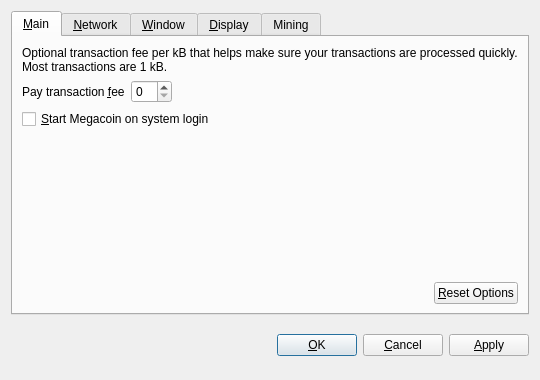
LIMXTEC/Megacoin, file src/qt/forms/optionsdialog.ui: the form before one commit.
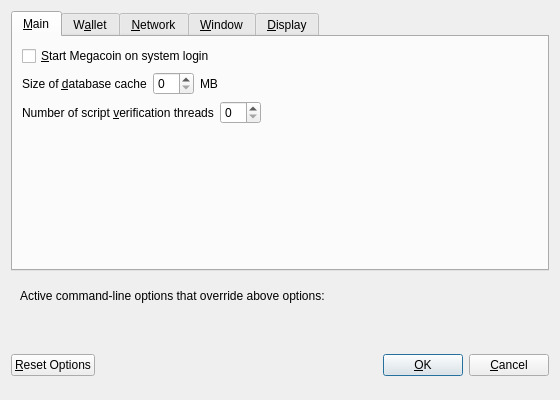
The form after the commit. Custom widgets are drawn as their Qt base class.

Patch:
```diff
--- a/src/qt/forms/optionsdialog.ui
+++ b/src/qt/forms/optionsdialog.ui
@@ -6,8 +6,8 @@
    <rect>
     <x>0</x>
     <y>0</y>
-    <width>540</width>
-    <height>380</height>
+    <width>560</width>
+    <height>400</height>
    </rect>
   </property>
   <property name="windowTitle">
@@ -19,9 +19,6 @@
   <layout class="QVBoxLayout" name="verticalLayout">
    <item>
     <widget class="QTabWidget" name="tabWidget">
-     <property name="tabPosition">
-      <enum>QTabWidget::North</enum>
-     </property>
      <property name="currentIndex">
       <number>0</number>
      </property>
@@ -31,53 +28,7 @@
       </attribute>
       <layout class="QVBoxLayout" name="verticalLayout_Main">
        <item>
-        <widget class="QLabel" name="transactionFeeInfoLabel">
-         <property name="text">
-          <string>Optional transaction fee per kB that helps make sure your transactions are processed quickly. Most transactions are 1 kB.</string>
-         </property>
-         <property name="textFormat">
-          <enum>Qt::PlainText</enum>
-         </property>
-         <property name="wordWrap">
-          <bool>true</bool>
-         </property>
-        </widget>
-       </item>
-       <item>
-        <layout class="QHBoxLayout" name="horizontalLayout_1_Main">
-         <item>
-          <widget class="QLabel" name="transactionFeeLabel">
-           <property name="text">
-            <string>Pay transaction &amp;fee</string>
-           </property>
-           <property name="textFormat">
-            <enum>Qt::PlainText</enum>
-           </property>
-           <property name="buddy">
-            <cstring>transactionFee</cstring>
-           </property>
-          </widget>
-         </item>
-         <item>
-          <widget class="MegacoinAmountField" name="transactionFee"/>
-         </item>
-         <item>
-          <spacer name="horizontalSpacer_1_Main">
-           <property name="orientation">
-            <enum>Qt::Horizontal</enum>
-           </property>
-           <property name="sizeHint" stdset="0">
-            <size>
-             <width>40</width>
-             <height>20</height>
-            </size>
-           </property>
-          </spacer>
-         </item>
-        </layout>
-       </item>
-       <item>
-        <widget class="QCheckBox" name="megacoinAtStartup">
+        <widget class="QCheckBox" name="bitcoinAtStartup">
          <property name="toolTip">
           <string>Automatically start Megacoin after logging in to the system.</string>
          </property>
@@ -86,21 +37,34 @@
          </property>
         </widget>
        </item>
-       <item>
-        <spacer name="verticalSpacer_Main">
-         <property name="orientation">
-          <enum>Qt::Vertical</enum>
-         </property>
-         <property name="sizeHint" stdset="0">
-          <size>
-           <width>20</width>
-           <height>40</height>
-          </size>
-         </property>
-        </spacer>
-       </item>
        <item>
         <layout class="QHBoxLayout" name="horizontalLayout_2_Main">
+         <item>
+          <widget class="QLabel" name="databaseCacheLabel">
+           <property name="text">
+            <string>Size of &amp;database cache</string>
+           </property>
+           <property name="textFormat">
+            <enum>Qt::PlainText</enum>
+           </property>
+           <property name="buddy">
+            <cstring>databaseCache</cstring>
+           </property>
+          </widget>
+         </item>
+         <item>
+          <widget class="QSpinBox" name="databaseCache"/>
+         </item>
+         <item>
+          <widget class="QLabel" name="databaseCacheUnitLabel">
+           <property name="text">
+            <string>MB</string>
+           </property>
+           <property name="textFormat">
+            <enum>Qt::PlainText</enum>
+           </property>
+          </widget>
+         </item>
          <item>
           <spacer name="horizontalSpacer_2_Main">
            <property name="orientation">
@@ -114,20 +78,106 @@
            </property>
           </spacer>
          </item>
+        </layout>
+       </item>
+       <item>
+        <layout class="QHBoxLayout" name="horizontalLayout_3_Main">
          <item>
-          <widget class="QPushButton" name="resetButton">
-           <property name="toolTip">
-            <string>Reset all client options to default.</string>
-           </property>
+          <widget class="QLabel" name="threadsScriptVerifLabel">
            <property name="text">
-            <string>&amp;Reset Options</string>
+            <string>Number of script &amp;verification threads</string>
            </property>
-           <property name="autoDefault">
-            <bool>false</bool>
+           <property name="textFormat">
+            <enum>Qt::PlainText</enum>
            </property>
+           <property name="buddy">
+            <cstring>threadsScriptVerif</cstring>
+           </property>
           </widget>
          </item>
+         <item>
+          <widget class="QSpinBox" name="threadsScriptVerif">
+           <property name="toolTip">
+            <string>(0 = auto, &lt;0 = leave that many cores free)</string>
+           </property>
+          </widget>
+         </item>
+         <item>
+          <spacer name="horizontalSpacer_3_Main">
+           <property name="orientation">
+            <enum>Qt::Horizontal</enum>
+           </property>
+           <property name="sizeHint" stdset="0">
+            <size>
+             <width>40</width>
+             <height>20</height>
+            </size>
+           </property>
+          </spacer>
+         </item>
         </layout>
+       </item>
+       <item>
+        <spacer name="verticalSpacer_Main">
+         <property name="orientation">
+          <enum>Qt::Vertical</enum>
+         </property>
+         <property name="sizeHint" stdset="0">
+          <size>
+           <width>20</width>
+           <height>40</height>
+          </size>
+         </property>
+        </spacer>
+       </item>
+      </layout>
+     </widget>
+     <widget class="QWidget" name="tabWallet">
+      <attribute name="title">
+       <string>W&amp;allet</string>
+      </attribute>
+      <layout class="QVBoxLayout" name="verticalLayout_Wallet">
+       <item>
+        <widget class="QGroupBox" name="groupBox">
+         <property name="title">
+          <string>Expert</string>
+         </property>
+         <layout class="QVBoxLayout" name="verticalLayout_2">
+          <item>
+           <widget class="QCheckBox" name="coinControlFeatures">
+            <property name="toolTip">
+             <string>Whether to show coin control features or not.</string>
+            </property>
+            <property name="text">
+             <string>Enable coin &amp;control features</string>
+            </property>
+           </widget>
+          </item>
+          <item>
+           <widget class="QCheckBox" name="spendZeroConfChange">
+            <property name="toolTip">
+             <string>If you disable the spending of unconfirmed change, the change from a transaction cannot be used until that transaction has at least one confirmation. This also affects how your balance is computed.</string>
+            </property>
+            <property name="text">
+             <string>&amp;Spend unconfirmed change</string>
+            </property>
+           </widget>
+          </item>
+         </layout>
+        </widget>
+       </item>
+       <item>
+        <spacer name="verticalSpacer_Wallet">
+         <property name="orientation">
+          <enum>Qt::Vertical</enum>
+         </property>
+         <property name="sizeHint" stdset="0">
+          <size>
+           <width>20</width>
+           <height>40</height>
+          </size>
+         </property>
+        </spacer>
        </item>
       </layout>
      </widget>
@@ -146,18 +196,28 @@
          </property>
         </widget>
        </item>
+       <item>
+        <widget class="QCheckBox" name="allowIncoming">
+         <property name="toolTip">
+          <string>Accept connections from outside</string>
+         </property>
+         <property name="text">
+          <string>Allow incoming connections</string>
+         </property>
+        </widget>
+       </item>
        <item>
         <widget class="QCheckBox" name="connectSocks">
          <property name="toolTip">
-          <string>Connect to the Megacoin network through a SOCKS proxy (e.g. when connecting through Tor).</string>
+          <string>Connect to the Megacoin network through a SOCKS5 proxy.</string>
          </property>
          <property name="text">
-          <string>&amp;Connect through SOCKS proxy:</string>
+          <string>&amp;Connect through SOCKS5 proxy (default proxy):</string>
          </property>
         </widget>
        </item>
        <item>
-        <layout class="QHBoxLayout" name="horizontalLayout_Network">
+        <layout class="QHBoxLayout" name="horizontalLayout_1_Network">
          <item>
           <widget class="QLabel" name="proxyIpLabel">
            <property name="text">
@@ -173,6 +233,12 @@
          </item>
          <item>
           <widget class="QValidatedLineEdit" name="proxyIp">
+           <property name="minimumSize">
+            <size>
+             <width>140</width>
+             <height>0</height>
+            </size>
+           </property>
            <property name="maximumSize">
             <size>
              <width>140</width>
@@ -180,7 +246,7 @@
             </size>
            </property>
            <property name="toolTip">
-            <string>IP address of the proxy (e.g. 127.0.0.1)</string>
+            <string>IP address of the proxy (e.g. IPv4: 127.0.0.1 / IPv6: ::1)</string>
            </property>
           </widget>
          </item>
@@ -199,6 +265,12 @@
          </item>
          <item>
           <widget class="QLineEdit" name="proxyPort">
+           <property name="minimumSize">
+            <size>
+             <width>55</width>
+             <height>0</height>
+            </size>
+           </property>
            <property name="maximumSize">
             <size>
              <width>55</width>
@@ -211,27 +283,7 @@
           </widget>
          </item>
          <item>
-          <widget class="QLabel" name="socksVersionLabel">
-           <property name="text">
-            <string>SOCKS &amp;Version:</string>
-           </property>
-           <property name="textFormat">
-            <enum>Qt::PlainText</enum>
-           </property>
-           <property name="buddy">
-            <cstring>socksVersion</cstring>
-           </property>
-          </widget>
-         </item>
-         <item>
-          <widget class="QValueComboBox" name="socksVersion">
-           <property name="toolTip">
-            <string>SOCKS version of the proxy (e.g. 5)</string>
-           </property>
-          </widget>
-         </item>
-         <item>
-          <spacer name="horizontalSpacer_Network">
+          <spacer name="horizontalSpacer_1_Network">
            <property name="orientation">
             <enum>Qt::Horizontal</enum>
            </property>
@@ -354,14 +406,28 @@
         </layout>
        </item>
        <item>
-        <widget class="QCheckBox" name="displayAddresses">
-         <property name="toolTip">
-          <string>Whether to show Megacoin addresses in the transaction list or not.</string>
-         </property>
-         <property name="text">
-          <string>&amp;Display addresses in transaction list</string>
-         </property>
-        </widget>
+        <layout class="QHBoxLayout" name="horizontalLayout_3_Display">
+         <item>
+          <widget class="QLabel" name="thirdPartyTxUrlsLabel">
+           <property name="toolTip">
+            <string>Third party URLs (e.g. a block explorer) that appear in the transactions tab as context menu items. %s in the URL is replaced by transaction hash. Multiple URLs are separated by vertical bar |.</string>
+           </property>
+           <property name="text">
+            <string>Third party transaction URLs</string>
+           </property>
+           <property name="buddy">
+            <cstring>thirdPartyTxUrls</cstring>
+           </property>
+          </widget>
+         </item>
+         <item>
+          <widget class="QLineEdit" name="thirdPartyTxUrls">
+           <property name="toolTip">
+            <string>Third party URLs (e.g. a block explorer) that appear in the transactions tab as context menu items. %s in the URL is replaced by transaction hash. Multiple URLs are separated by vertical bar |.</string>
+           </property>
+          </widget>
+         </item>
+        </layout>
        </item>
        <item>
         <spacer name="verticalSpacer_Display">
@@ -378,40 +444,69 @@
        </item>
       </layout>
      </widget>
-     <widget class="QWidget" name="tabMining">
-      <attribute name="title">
-       <string>Mining</string>
-      </attribute>
-      <layout class="QVBoxLayout" name="verticalLayout_Display">
-       <item>
-        <widget class="QCheckBox" name="autoMining">
-         <property name="toolTip">
-          <string/>
-         </property>
-         <property name="text">
-          <string>&amp;Start mining Megacoins on application start</string>
-         </property>
-        </widget>
-       </item>
-       <item>
-        <spacer name="verticalSpacer_Mining">
-         <property name="orientation">
-          <enum>Qt::Vertical</enum>
-         </property>
-         <property name="sizeHint" stdset="0">
-          <size>
-           <width>20</width>
-           <height>40</height>
-          </size>
-         </property>
-        </spacer>
-       </item>
-      </layout>
-     </widget>
+    </widget>
+   </item>
+   <item>
+    <widget class="QFrame" name="frame">
+     <layout class="QVBoxLayout" name="verticalLayout_Bottom">
+      <item>
+       <layout class="QHBoxLayout" name="horizontalLayout_Bottom">
+        <item>
+         <widget class="QLabel" name="overriddenByCommandLineInfoLabel">
+          <property name="text">
+           <string>Active command-line options that override above options:</string>
+          </property>
+          <property name="textFormat">
+           <enum>Qt::PlainText</enum>
+          </property>
+         </widget>
+        </item>
+        <item>
+         <spacer name="horizontalSpacer_Bottom">
+          <property name="orientation">
+           <enum>Qt::Horizontal</enum>
+          </property>
+          <property name="sizeHint" stdset="0">
+           <size>
+            <width>40</width>
+            <height>20</height>
+           </size>
+          </property>
+         </spacer>
+        </item>
+       </layout>
+      </item>
+      <item>
+       <widget class="QLabel" name="overriddenByCommandLineLabel">
+        <property name="text">
+         <string/>
+        </property>
+        <property name="textFormat">
+         <enum>Qt::PlainText</enum>
+        </property>
+        <property name="wordWrap">
+         <bool>true</bool>
+        </property>
+       </widget>
+      </item>
+     </layout>
     </widget>
    </item>
    <item>
     <layout class="QHBoxLayout" name="horizontalLayout_Buttons">
+     <item>
+      <widget class="QPushButton" name="resetButton">
+       <property name="toolTip">
+        <string>Reset all client options to default.</string>
+       </property>
+       <property name="text">
+        <string>&amp;Reset Options</string>
+       </property>
+       <property name="autoDefault">
+        <bool>false</bool>
+       </property>
+      </widget>
+     </item>
      <item>
       <spacer name="horizontalSpacer_1">
        <property name="orientation">
@@ -427,6 +522,12 @@
      </item>
      <item>
       <widget class="QLabel" name="statusLabel">
+       <property name="minimumSize">
+        <size>
+         <width>200</width>
+         <height>0</height>
+        </size>
+       </property>
        <property name="font">
         <font>
          <weight>75</weight>
@@ -462,6 +563,12 @@
        <property name="text">
         <string>&amp;OK</string>
        </property>
+       <property name="autoDefault">
+        <bool>false</bool>
+       </property>
+       <property name="default">
+        <bool>true</bool>
+       </property>
       </widget>
      </item>
      <item>
@@ -474,36 +581,21 @@
        </property>
       </widget>
      </item>
-     <item>
-      <widget class="QPushButton" name="applyButton">
-       <property name="text">
-        <string>&amp;Apply</string>
-       </property>
-       <property name="autoDefault">
-        <bool>false</bool>
-       </property>
-      </widget>
-     </item>
     </layout>
    </item>
   </layout>
  </widget>
  <customwidgets>
-  <customwidget>
-   <class>MegacoinAmountField</class>
-   <extends>QSpinBox</extends>
-   <header>megacoinamountfield.h</header>
-  </customwidget>
-  <customwidget>
-   <class>QValueComboBox</class>
-   <extends>QComboBox</extends>
-   <header>qvaluecombobox.h</header>
-  </customwidget>
   <customwidget>
    <class>QValidatedLineEdit</class>
    <extends>QLineEdit</extends>
    <header>qvalidatedlineedit.h</header>
   </customwidget>
+  <customwidget>
+   <class>QValueComboBox</class>
+   <extends>QComboBox</extends>
+   <header>qvaluecombobox.h</header>
+  </customwidget>
  </customwidgets>
  <resources/>
  <connections/>
```
